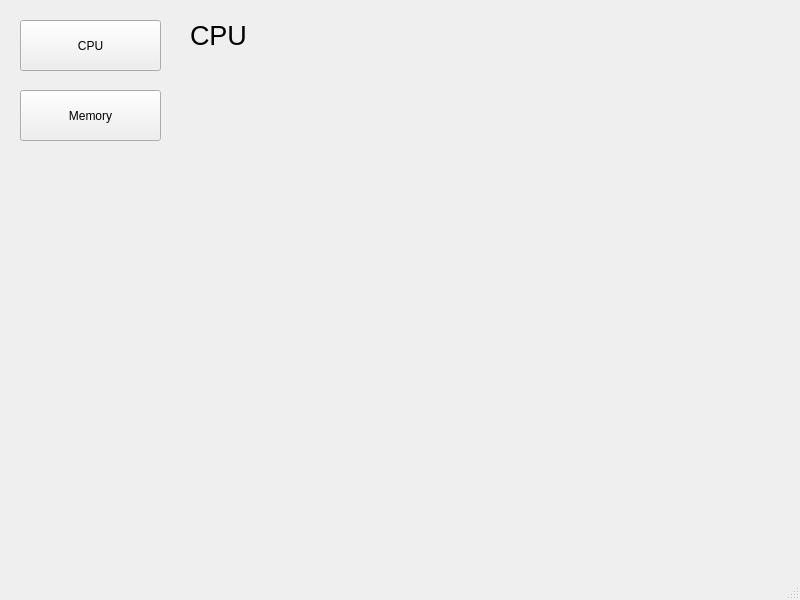
First picture: the form in mainwindow.ui, repository Anrighe/SystemMonitor, before the edit.
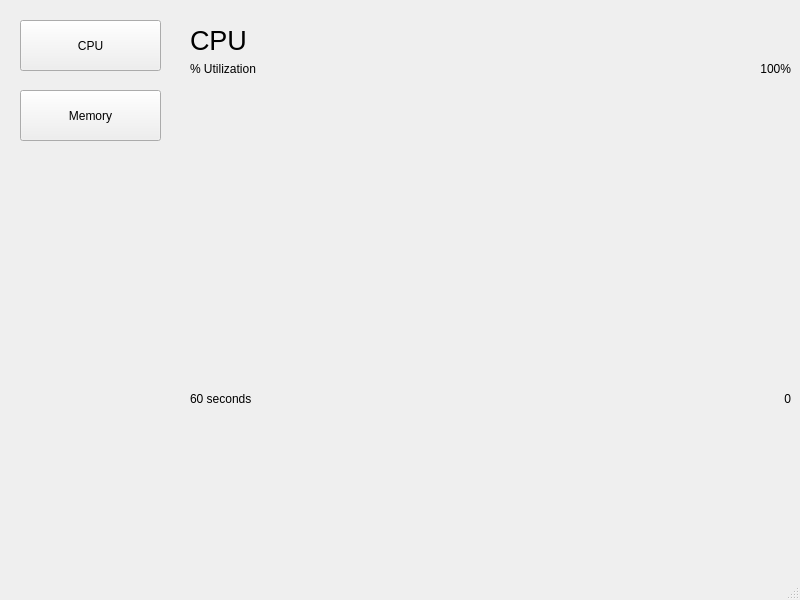
Second picture: the form after the edit. Custom widgets are drawn as their Qt base class.

Patch:
```diff
--- a/mainwindow.ui
+++ b/mainwindow.ui
@@ -101,15 +101,18 @@
      </widget>
     </widget>
     <widget class="QWidget" name="pageCpu">
+     <widget class="QWidget" name="horizontalLayoutWidget">
+      <property name="geometry">
+       <rect>
+        <x>10</x>
+        <y>20</y>
+        <width>601</width>
+        <height>41</height>
+       </rect>
+      </property>
+      <layout class="QHBoxLayout" name="topBarCpuLayout">
+       <item>
      <widget class="QLabel" name="pageCpuTitle">
-      <property name="geometry">
-       <rect>
-        <x>10</x>
-        <y>20</y>
-        <width>101</width>
-        <height>31</height>
-       </rect>
-      </property>
       <property name="font">
        <font>
         <pointsize>20</pointsize>
@@ -119,15 +122,9 @@
        <string>CPU</string>
       </property>
      </widget>
+       </item>
+       <item>
      <widget class="QLabel" name="cpuName">
-      <property name="geometry">
-       <rect>
-        <x>170</x>
-        <y>20</y>
-        <width>441</width>
-        <height>31</height>
-       </rect>
-      </property>
       <property name="font">
        <font>
         <pointsize>13</pointsize>
@@ -136,6 +133,80 @@
       <property name="text">
        <string/>
       </property>
+         <property name="alignment">
+          <set>Qt::AlignmentFlag::AlignBottom|Qt::AlignmentFlag::AlignRight|Qt::AlignmentFlag::AlignTrailing</set>
+         </property>
+        </widget>
+       </item>
+      </layout>
+     </widget>
+     <widget class="QChartView" name="cpuUsageGraph" native="true">
+      <property name="geometry">
+       <rect>
+        <x>10</x>
+        <y>80</y>
+        <width>601</width>
+        <height>311</height>
+       </rect>
+      </property>
+     </widget>
+     <widget class="QWidget" name="horizontalLayoutWidget_3">
+      <property name="geometry">
+       <rect>
+        <x>10</x>
+        <y>60</y>
+        <width>601</width>
+        <height>18</height>
+       </rect>
+      </property>
+      <layout class="QHBoxLayout" name="cpuTopLegenda">
+       <item>
+        <widget class="QLabel" name="cpuUtilizationLabel">
+         <property name="text">
+          <string>% Utilization</string>
+         </property>
+        </widget>
+       </item>
+       <item>
+        <widget class="QLabel" name="cpuMaximumPercentageUtilizationLabel">
+         <property name="text">
+          <string>100%</string>
+         </property>
+         <property name="alignment">
+          <set>Qt::AlignmentFlag::AlignRight|Qt::AlignmentFlag::AlignTrailing|Qt::AlignmentFlag::AlignVCenter</set>
+         </property>
+        </widget>
+       </item>
+      </layout>
+     </widget>
+     <widget class="QWidget" name="horizontalLayoutWidget_4">
+      <property name="geometry">
+       <rect>
+        <x>10</x>
+        <y>390</y>
+        <width>601</width>
+        <height>18</height>
+       </rect>
+      </property>
+      <layout class="QHBoxLayout" name="cpuBottomLegenda">
+       <item>
+        <widget class="QLabel" name="cpuHorizontalAxisSecondsLabel">
+         <property name="text">
+          <string>60 seconds</string>
+         </property>
+        </widget>
+       </item>
+       <item>
+        <widget class="QLabel" name="cpuMinimumPercentageUtilizationLabel">
+         <property name="text">
+          <string>0</string>
+         </property>
+         <property name="alignment">
+          <set>Qt::AlignmentFlag::AlignRight|Qt::AlignmentFlag::AlignTrailing|Qt::AlignmentFlag::AlignVCenter</set>
+         </property>
+        </widget>
+       </item>
+      </layout>
      </widget>
     </widget>
    </widget>
@@ -152,6 +223,14 @@
   </widget>
   <widget class="QStatusBar" name="statusbar"/>
  </widget>
+ <customwidgets>
+  <customwidget>
+   <class>QChartView</class>
+   <extends>QWidget</extends>
+   <header location="global">QtCharts/QChartView</header>
+   <container>1</container>
+  </customwidget>
+ </customwidgets>
  <resources/>
  <connections/>
 </ui>
```
Left out of the diff: 35 changed lines with no effect on the pictures. Lines whose indentation alone changed are shown as unchanged.
